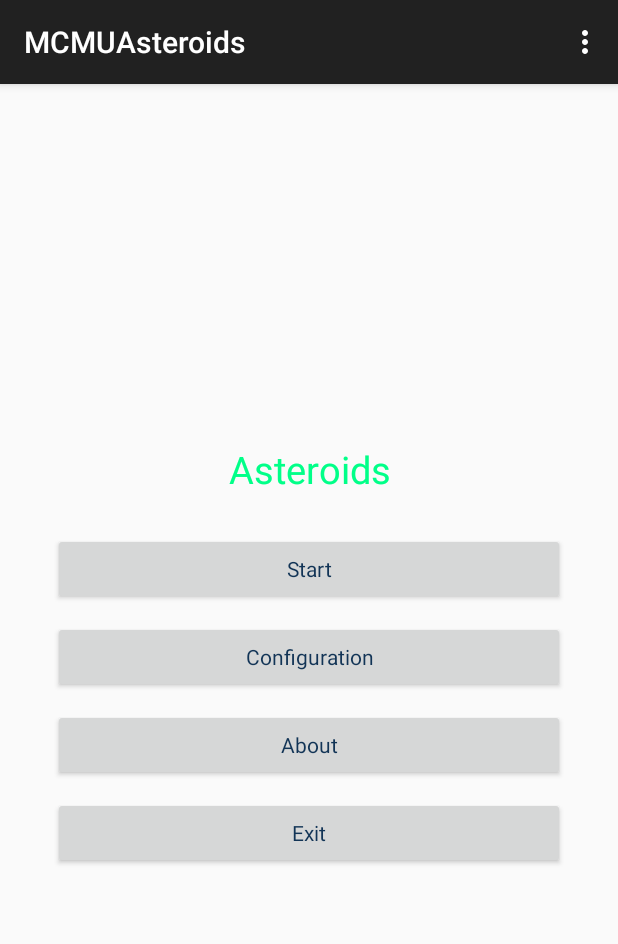
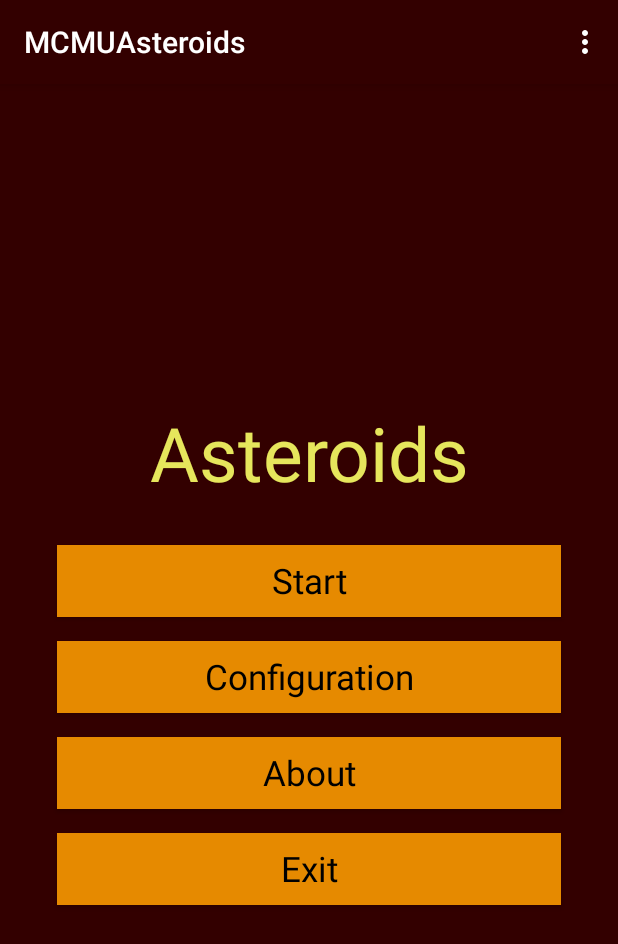
Before and after one commit to JuanIzquierdoDomenech/MCMUAsteroids, an Android app: the screen it shows after launch (MainActivity), on a phone screen of 412 x 824 dp. Shown: the top 944 px of the screen. Run offline under Robolectric (Android 15) with nearby library versions, the phone set to English and light mode, and no system bars.

Commit message:
Add some more styles.

```diff
--- a/app/src/main/AndroidManifest.xml
+++ b/app/src/main/AndroidManifest.xml
@@ -6,16 +6,17 @@
         android:allowBackup="true"
         android:icon="@mipmap/ic_launcher"
         android:label="@string/app_name"
-        android:theme="@style/AppTheme" >
+        android:theme="@style/AsteroidsTheme" >
+
         <activity
             android:name=".MainActivity"
             android:label="@string/app_name">
             <intent-filter>
                 <action android:name="android.intent.action.MAIN" />
-
                 <category android:name="android.intent.category.LAUNCHER" />
             </intent-filter>
         </activity>
+
     </application>
 
 </manifest>
--- a/app/src/main/res/layout/activity_main.xml
+++ b/app/src/main/res/layout/activity_main.xml
@@ -13,7 +13,6 @@
         android:layout_width="match_parent"
         android:layout_height="wrap_content"
         android:gravity="center"
-        android:textSize="25sp"
         android:layout_marginBottom="20dp"
         style="@style/AsteroidText"/>
 
--- a/app/src/main/res/values/styles.xml
+++ b/app/src/main/res/values/styles.xml
@@ -5,13 +5,26 @@
         <!-- Customize your theme here. -->
     </style>
 
+    <style name="AsteroidsTheme" parent="AppTheme">
+        <item name="android:background">#330000</item>
+    </style>
+
     <style name="AsteroidText" parent="AppTheme">
-        <item name="android:textColor">#00FF88</item>
+        <item name="android:textColor">#E6E65C</item>
+        <item name="android:textSize">50dp</item>
     </style>
 
     <style name="AsteroidButton" parent="AppTheme">
-        <item name="android:textColor">#123456</item>
-        <item name="android:layout_margin">5dp</item>
+        <item name="android:textColor">#000000</item>
+        <item name="android:layout_margin">8dp</item>
+        <item name="android:background">#E68A00</item>
+        <item name="android:textSize">23dp</item>
     </style>
 
+    <!--
+    <style name="TestHeredaTemaAsteroides" parent="android:style/Theme.NoTitleBar">
+        <item name="android:background">#FF00FF</item>
+    </style>
+    -->
+
 </resources>
```
Also changed, not shown: app/src/main/res/drawable-land/Captura de pantalla 2015-07-27 a las 19.14.58.png (deleted), app/src/main/res/drawable-xlarge/Captura de pantalla 2015-07-27 a las 19.14.58.png (deleted), app/src/main/res/drawable/Captura de pantalla 2015-07-27 a las 19.14.58.png (deleted).
